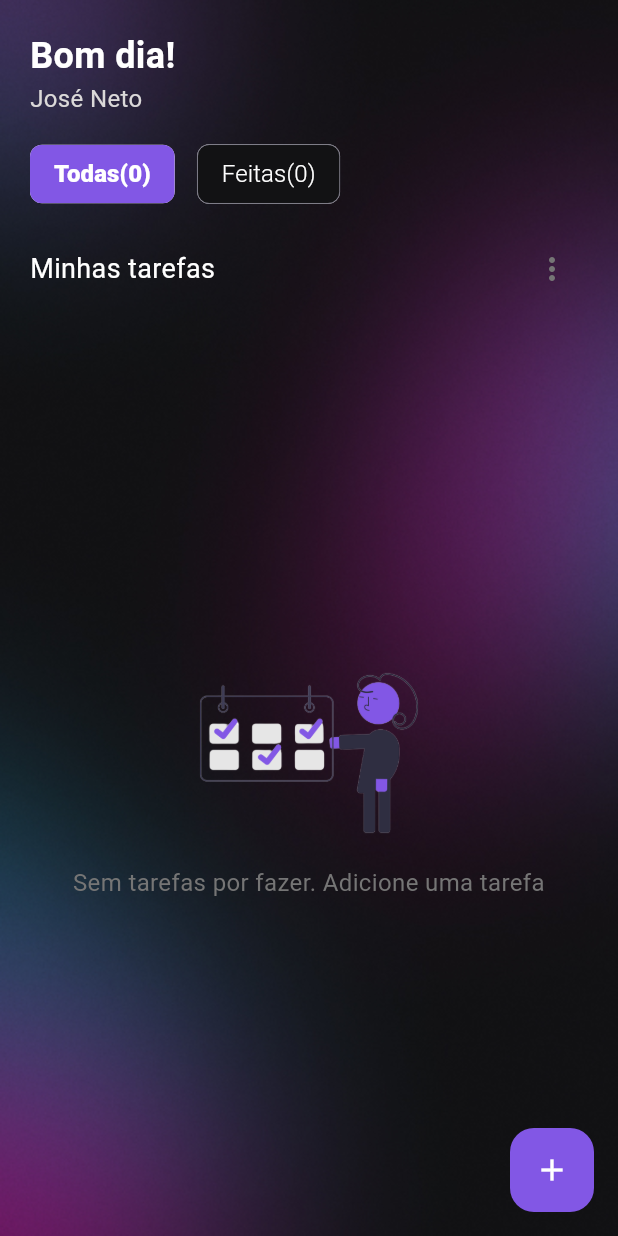
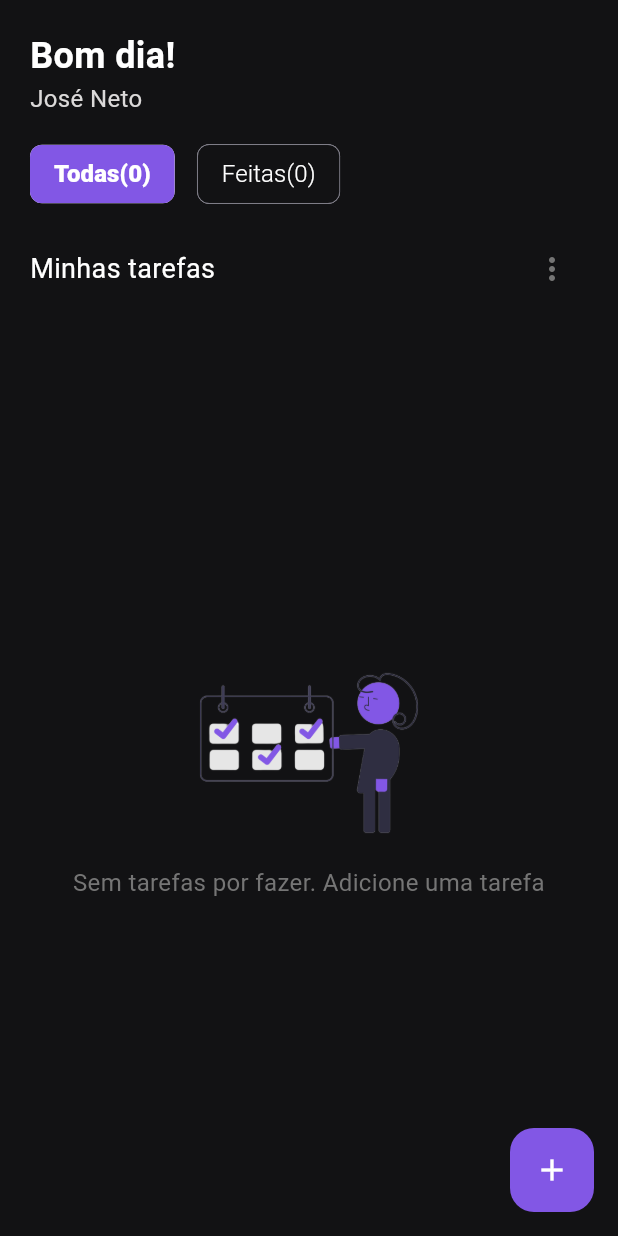
Before and after one commit to josedeneto/todo_app, a Flutter app: the HomePage screen opened by its route, on a phone screen of 412 x 824 dp. Run offline on Flutter 3.47's test engine with Material 3 defaults, Android fonts, the phone set to English and light mode, and no system bars; our stand-ins replace date_picker_timeline.

Commit message:
Removi o container que contia o background da home view

```diff
--- a/lib/app/views/home/home_page.dart
+++ b/lib/app/views/home/home_page.dart
@@ -43,15 +43,6 @@ class _HomePageState extends State<HomePage> with AlertsDialog, Greeting {
   Widget build(BuildContext context) {
     return Scaffold(
       body: SafeArea(
-        child: Container(
-          decoration: const BoxDecoration(
-            image: DecorationImage(
-              image: AssetImage(
-                'assets/images/bg-mobile.jpg',
-              ),
-              fit: BoxFit.cover,
-            ),
-          ),
         child: Padding(
           padding: const EdgeInsets.symmetric(
             vertical: 20,
@@ -251,7 +242,6 @@ class _HomePageState extends State<HomePage> with AlertsDialog, Greeting {
           ),
         ),
       ),
-      ),
       floatingActionButton: FloatingActionButton(
         onPressed: () {
           context.pushNamed(AppRoutes.addTodo);
```
Lines whose indentation alone changed are shown as unchanged.
